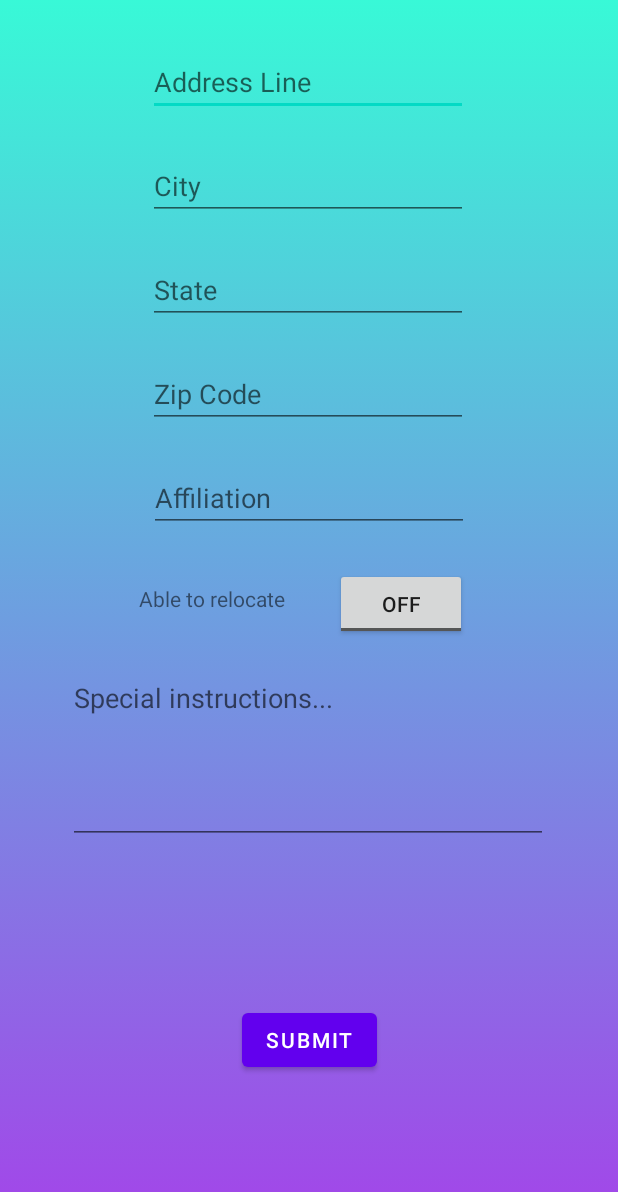
After one commit to cis3296s22/howcanihelp, an Android app: the layout activity_meetup.xml on its own in the app's theme, with its tools: preview values and no code run, on a phone screen of 412 x 824 dp. The commit adds this screen. Shown: the top 1192 px of the screen. Run offline under Robolectric (Android 15) with nearby library versions, the phone set to English and light mode, and no system bars.

Commit message:
Create meetup activity and layout for address and mobility option

```diff
--- a/app/src/main/AndroidManifest.xml
+++ b/app/src/main/AndroidManifest.xml
@@ -9,6 +9,8 @@
     -->
     <uses-permission android:name="android.permission.ACCESS_FINE_LOCATION" />
     <uses-permission android:name="android.permission.ACCESS_COARSE_LOCATION" />
+    <uses-permission android:name="android.permission.ACCESS_BACKGROUND_LOCATION" />
+    <uses-permission android:name="android.permission.INTERNET" />
 
     <application
         android:allowBackup="true"
--- /dev/null
+++ b/app/src/main/java/edu/temple/howcanihelpapp/MeetupActivity.java
@@ -0,0 +1,76 @@
+package edu.temple.howcanihelpapp;
+
+import android.content.Intent;
+import android.os.Bundle;
+import android.text.TextUtils;
+import android.view.View;
+import android.widget.Button;
+import android.widget.EditText;
+import android.widget.ToggleButton;
+import androidx.appcompat.app.AppCompatActivity;
+import java.util.*;
+
+public class MeetupActivity extends AppCompatActivity {
+
+    EditText addr, addrcity, addrstate, addrzip, useraffiliation, specialnotes;
+    ToggleButton usermobility;
+    Button meetupsubmit;
+    private ArrayList<EditText> requiredTexts;
+
+    @Override
+    public void onBackPressed() {
+        super.onBackPressed();
+        MeetupActivity.this.finish();
+    }
+
+    @Override
+    protected void onCreate(Bundle savedInstanceState) {
+        super.onCreate(savedInstanceState);
+        setContentView(R.layout.activity_meetup);
+
+        // required declare variables
+        addr = (EditText) findViewById(R.id.textAddressLine);
+        addrcity = (EditText) findViewById(R.id.textCity);
+        addrstate = (EditText) findViewById(R.id.textState);
+        addrzip = (EditText) findViewById(R.id.textZip);
+
+        // optional text-based variables AND other components
+        useraffiliation = (EditText) findViewById(R.id.textOptAffiliation);
+        usermobility = (ToggleButton) findViewById(R.id.toggleMobility);
+        specialnotes = (EditText) findViewById(R.id.textareaSpecial);
+        meetupsubmit = (Button) findViewById(R.id.meetupSubmit);
+
+        // quick solution for confirming all required fields are filled in
+        requiredTexts = new ArrayList<>(Arrays.asList(addr, addrcity, addrstate, addrzip));
+
+        // button listener
+        meetupsubmit.setOnClickListener(new View.OnClickListener() {
+            @Override
+            public void onClick(View v) {
+                // all fields must be filled out accordingly, otherwise notify with error(s)
+                boolean meetupClear = true;
+                StringBuilder addrToGeo = new StringBuilder();
+                for (int i = 0; i < requiredTexts.size(); i++) {
+                    EditText temp = (EditText) requiredTexts.get(i);
+                    if (TextUtils.isEmpty(temp.getText())) {
+                        meetupClear = false;
+                        temp.setError(temp.getHint().toString() + "required!");
+                    } else {
+                        addrToGeo.append(temp.getText().toString()).append(" ");
+                    }
+                }
+
+                // IMPORTANT,  CHANGE null to new page...
+                if (meetupClear) {
+                    Intent confirmMeetup = new Intent(MeetupActivity.this, null);
+                    confirmMeetup.putExtra("ADDRESS_TO_GEOLOCATION", addrToGeo.toString());
+                    // access to new activity: String getGeo = getIntent().getStringExtra("ADDRESS_TO_GEOLOCATION");
+                    startActivity(confirmMeetup);
+                }
+            }
+        });
+
+        // possible to add method to convert address to geolocation here?!?
+
+    }
+}
--- a/app/src/main/java/edu/temple/howcanihelpapp/MenuActivity.java
+++ b/app/src/main/java/edu/temple/howcanihelpapp/MenuActivity.java
@@ -1,6 +1,5 @@
 package edu.temple.howcanihelpapp;
 
-import androidx.annotation.NonNull;
 import androidx.appcompat.app.AppCompatActivity;
 import android.content.Intent;
 import android.graphics.Color;
--- /dev/null
+++ b/app/src/main/res/layout/activity_meetup.xml
@@ -0,0 +1,123 @@
+<?xml version="1.0" encoding="utf-8"?>
+<androidx.constraintlayout.widget.ConstraintLayout xmlns:android="http://schemas.android.com/apk/res/android"
+    xmlns:app="http://schemas.android.com/apk/res-auto"
+    xmlns:tools="http://schemas.android.com/tools"
+    android:layout_width="match_parent"
+    android:layout_height="match_parent"
+    android:background="@drawable/background_main"
+    tools:context=".MenuActivity">
+
+    <EditText
+        android:id="@+id/textAddressLine"
+        android:layout_width="wrap_content"
+        android:layout_height="wrap_content"
+        android:layout_marginStart="100dp"
+        android:layout_marginTop="32dp"
+        android:layout_marginEnd="101dp"
+        android:ems="10"
+        android:hint="Address Line"
+        android:inputType="textPersonName"
+        app:layout_constraintEnd_toEndOf="parent"
+        app:layout_constraintStart_toStartOf="parent"
+        app:layout_constraintTop_toTopOf="parent" />
+
+    <EditText
+        android:id="@+id/textOptAffiliation"
+        android:layout_width="wrap_content"
+        android:layout_height="wrap_content"
+        android:layout_marginTop="24dp"
+        android:ems="10"
+        android:hint="Affiliation"
+        android:inputType="textPersonName"
+        app:layout_constraintEnd_toEndOf="parent"
+        app:layout_constraintStart_toStartOf="parent"
+        app:layout_constraintTop_toBottomOf="@+id/textZip" />
+
+    <EditText
+        android:id="@+id/textZip"
+        android:layout_width="wrap_content"
+        android:layout_height="wrap_content"
+        android:layout_marginStart="100dp"
+        android:layout_marginTop="24dp"
+        android:layout_marginEnd="101dp"
+        android:ems="10"
+        android:hint="Zip Code"
+        android:inputType="number"
+        app:layout_constraintEnd_toEndOf="parent"
+        app:layout_constraintStart_toStartOf="parent"
+        app:layout_constraintTop_toBottomOf="@+id/textState" />
+
+    <EditText
+        android:id="@+id/textCity"
+        android:layout_width="wrap_content"
+        android:layout_height="wrap_content"
+        android:layout_marginStart="100dp"
+        android:layout_marginTop="24dp"
+        android:layout_marginEnd="101dp"
+        android:ems="10"
+        android:hint="City"
+        android:inputType="textPersonName"
+        app:layout_constraintEnd_toEndOf="parent"
+        app:layout_constraintStart_toStartOf="parent"
+        app:layout_constraintTop_toBottomOf="@+id/textAddressLine" />
+
+    <EditText
+        android:id="@+id/textState"
+        android:layout_width="wrap_content"
+        android:layout_height="wrap_content"
+        android:layout_marginStart="100dp"
+        android:layout_marginTop="24dp"
+        android:layout_marginEnd="101dp"
+        android:ems="10"
+        android:hint="State"
+        android:inputType="textPersonName"
+        app:layout_constraintEnd_toEndOf="parent"
+        app:layout_constraintStart_toStartOf="parent"
+        app:layout_constraintTop_toBottomOf="@+id/textCity" />
+
+    <EditText
+        android:id="@+id/textareaSpecial"
+        android:layout_width="320dp"
+        android:layout_height="120dp"
+        android:layout_marginTop="16dp"
+        android:gravity="top"
+        android:hint="Special instructions..."
+        android:inputType="text|textMultiLine"
+        app:layout_constraintEnd_toEndOf="parent"
+        app:layout_constraintHorizontal_bias="0.494"
+        app:layout_constraintStart_toStartOf="parent"
+        app:layout_constraintTop_toBottomOf="@+id/toggleMobility" />
+
+    <ToggleButton
+        android:id="@+id/toggleMobility"
+        android:layout_width="wrap_content"
+        android:layout_height="wrap_content"
+        android:layout_marginTop="24dp"
+        android:text="Able to meet elsewhere"
+        app:layout_constraintEnd_toEndOf="parent"
+        app:layout_constraintHorizontal_bias="0.69"
+        app:layout_constraintStart_toStartOf="parent"
+        app:layout_constraintTop_toBottomOf="@+id/textOptAffiliation" />
+
+    <Button
+        android:id="@+id/meetupSubmit"
+        android:layout_width="wrap_content"
+        android:layout_height="wrap_content"
+        android:text="Submit"
+        app:layout_constraintBottom_toBottomOf="parent"
+        app:layout_constraintEnd_toEndOf="parent"
+        app:layout_constraintStart_toStartOf="parent"
+        app:layout_constraintTop_toBottomOf="@+id/textareaSpecial" />
+
+    <TextView
+        android:id="@+id/toggleText"
+        android:layout_width="wrap_content"
+        android:layout_height="wrap_content"
+        android:text="Able to relocate"
+        app:layout_constraintBottom_toTopOf="@+id/textareaSpecial"
+        app:layout_constraintEnd_toStartOf="@+id/toggleMobility"
+        app:layout_constraintHorizontal_bias="0.733"
+        app:layout_constraintStart_toStartOf="parent"
+        app:layout_constraintTop_toBottomOf="@+id/textOptAffiliation" />
+
+</androidx.constraintlayout.widget.ConstraintLayout>
```
